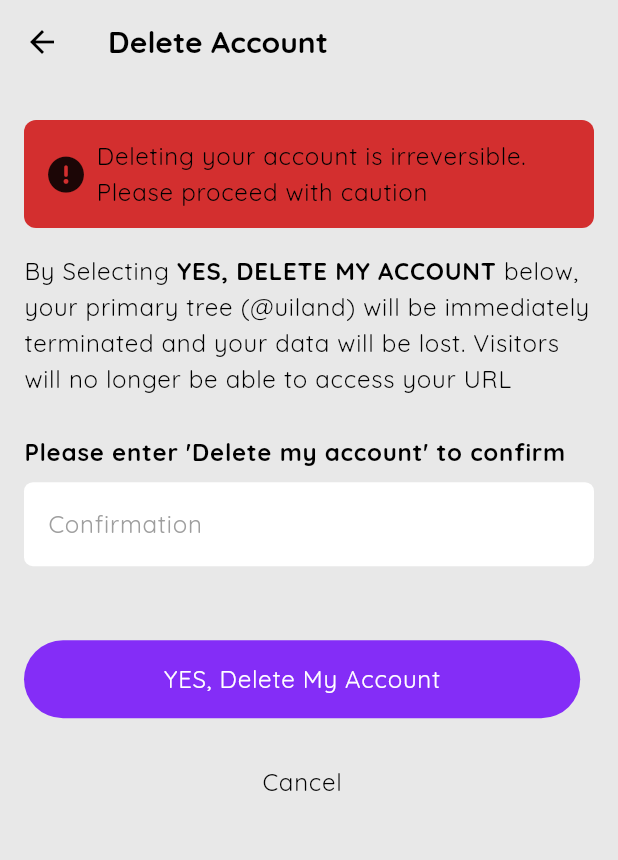
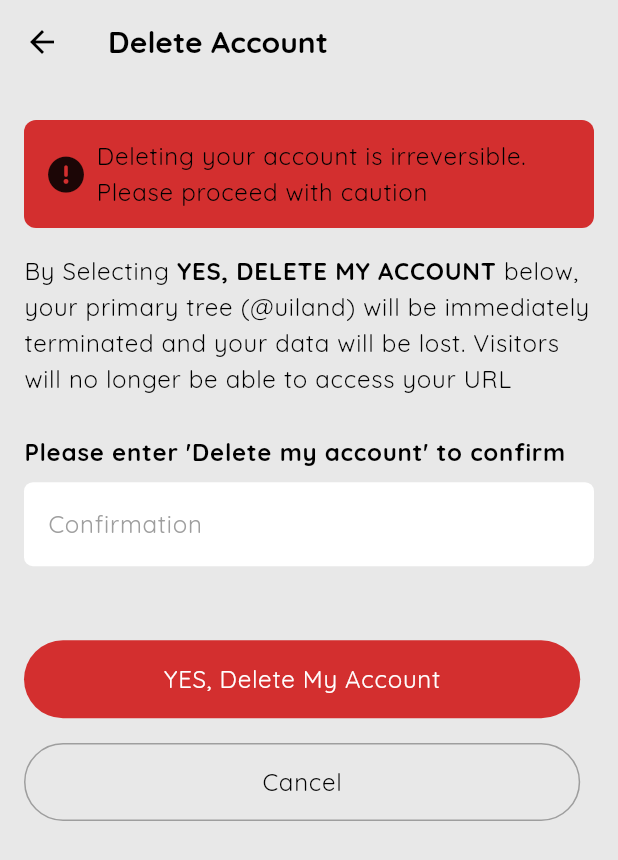
Before and after one commit to abel3ri/my_link_space, a Flutter app: the DeleteAccountView screen opened directly, on a phone screen of 412 x 824 dp. Shown: the top 860 px of the screen. Run offline on Flutter 3.47's test engine with Material 3 defaults, Android fonts, the phone set to English and light mode, and no system bars; our stand-ins replace font_awesome_flutter, go_router, google_fonts.

Commit message:
style: adjust for best reuseability

```diff
--- a/lib/ui/widgets/r_button.dart
+++ b/lib/ui/widgets/r_button.dart
@@ -8,23 +8,32 @@ class RButton extends StatelessWidget {
     this.height = 52,
     required this.onPressed,
     this.filled = true,
+    this.fillColor,
+    this.borderColor,
   });
 
   final String label;
   double height;
   final Function()? onPressed;
+  Color? fillColor;
+  Color? borderColor;
   bool filled;
 
   @override
   Widget build(BuildContext context) {
     return FilledButton(
       style: ButtonStyle(
-        backgroundColor:
-            !filled ? WidgetStatePropertyAll(Colors.transparent) : null,
+        backgroundColor: !filled
+            ? WidgetStatePropertyAll(Colors.transparent)
+            : fillColor != null
+                ? WidgetStatePropertyAll(fillColor)
+                : WidgetStatePropertyAll(Theme.of(context).colorScheme.primary),
         side: !filled
             ? WidgetStatePropertyAll(
                 BorderSide(
-                  color: Theme.of(context).scaffoldBackgroundColor,
+                  color: borderColor != null
+                      ? borderColor!
+                      : Theme.of(context).scaffoldBackgroundColor,
                 ),
               )
             : null,
```
